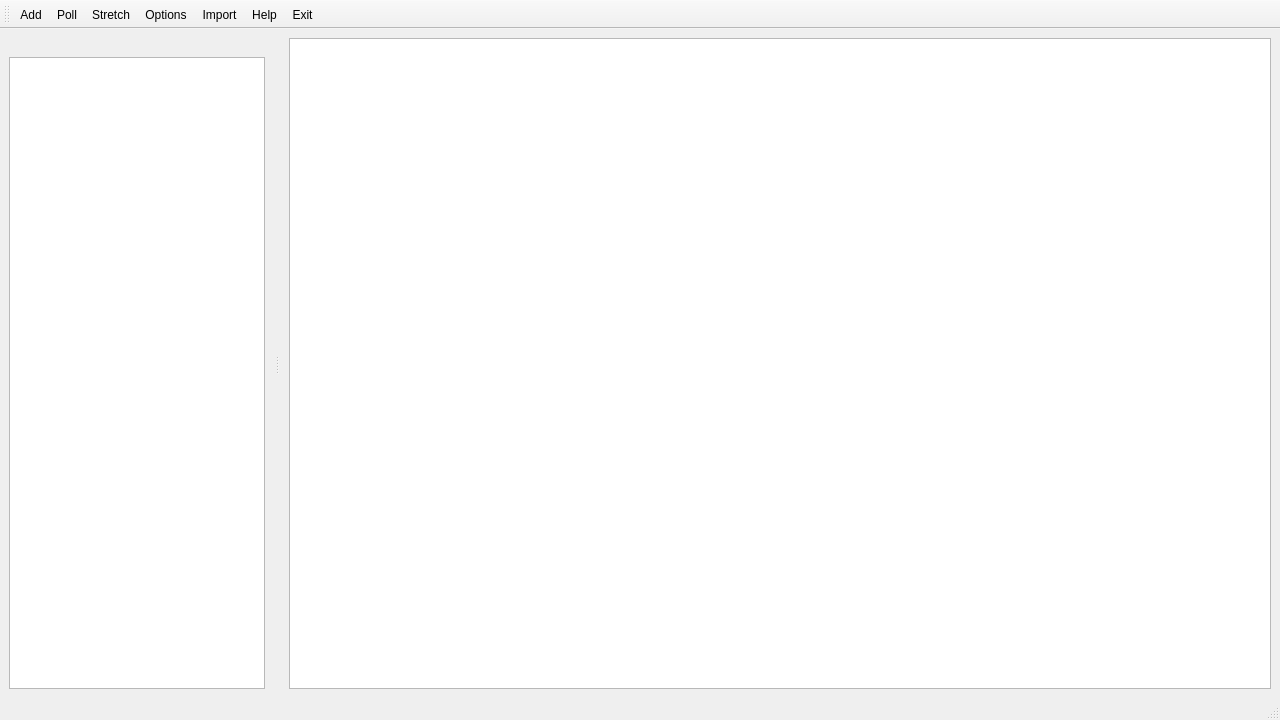
Old version of the form src/core/mainwindow.ui in the repository kik4444/simple-process-tracker.
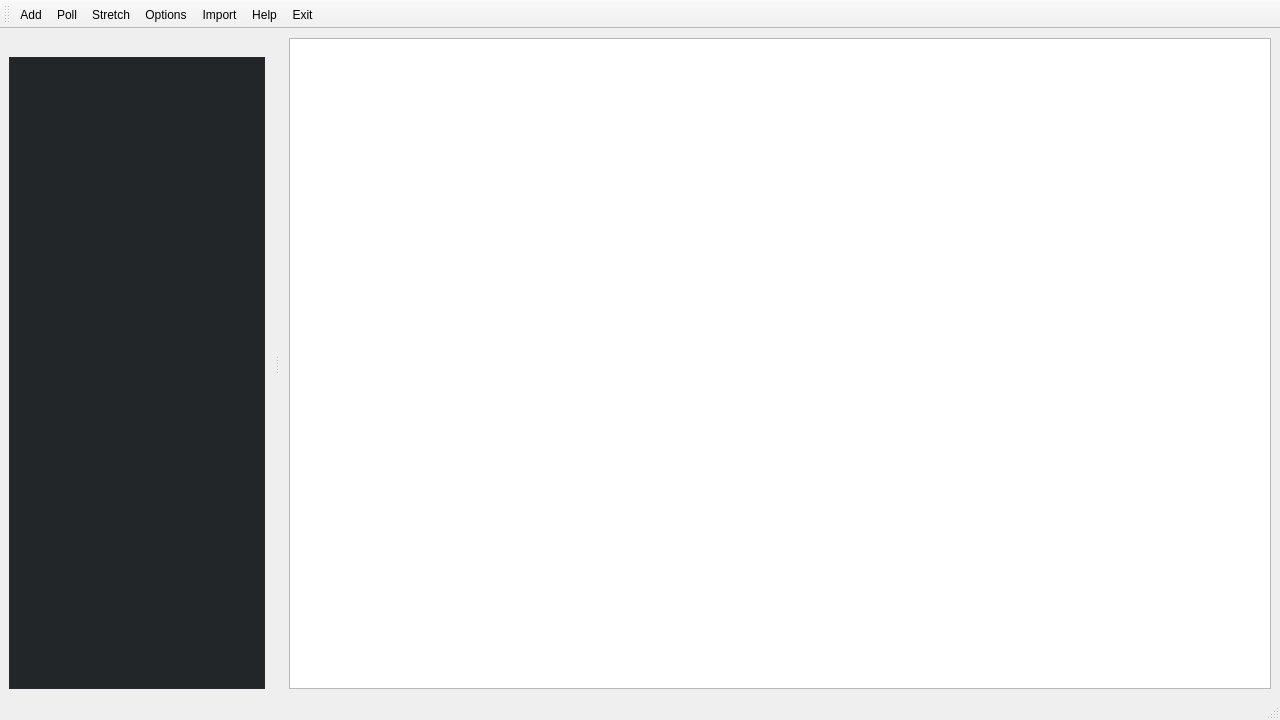
New version of the form. Icons and pictures are not drawn.

Commit message: Changed categories table background color

Patch:
```diff
--- a/src/core/mainwindow.ui
+++ b/src/core/mainwindow.ui
@@ -83,6 +83,583 @@
     <layout class="QVBoxLayout" name="verticalLayout">
      <item>
       <widget class="QTableView" name="categoriesTable">
+       <property name="palette">
+        <palette>
+         <active>
+          <colorrole role="WindowText">
+           <brush brushstyle="SolidPattern">
+            <color alpha="255">
+             <red>239</red>
+             <green>240</green>
+             <blue>241</blue>
+            </color>
+           </brush>
+          </colorrole>
+          <colorrole role="Button">
+           <brush brushstyle="SolidPattern">
+            <color alpha="255">
+             <red>49</red>
+             <green>54</green>
+             <blue>59</blue>
+            </color>
+           </brush>
+          </colorrole>
+          <colorrole role="Light">
+           <brush brushstyle="SolidPattern">
+            <color alpha="255">
+             <red>24</red>
+             <green>27</green>
+             <blue>29</blue>
+            </color>
+           </brush>
+          </colorrole>
+          <colorrole role="Midlight">
+           <brush brushstyle="SolidPattern">
+            <color alpha="255">
+             <red>37</red>
+             <green>41</green>
+             <blue>44</blue>
+            </color>
+           </brush>
+          </colorrole>
+          <colorrole role="Dark">
+           <brush brushstyle="SolidPattern">
+            <color alpha="255">
+             <red>98</red>
+             <green>108</green>
+             <blue>118</blue>
+            </color>
+           </brush>
+          </colorrole>
+          <colorrole role="Mid">
+           <brush brushstyle="SolidPattern">
+            <color alpha="255">
+             <red>65</red>
+             <green>72</green>
+             <blue>78</blue>
+            </color>
+           </brush>
+          </colorrole>
+          <colorrole role="Text">
+           <brush brushstyle="SolidPattern">
+            <color alpha="255">
+             <red>239</red>
+             <green>240</green>
+             <blue>241</blue>
+            </color>
+           </brush>
+          </colorrole>
+          <colorrole role="BrightText">
+           <brush brushstyle="SolidPattern">
+            <color alpha="255">
+             <red>255</red>
+             <green>255</green>
+             <blue>255</blue>
+            </color>
+           </brush>
+          </colorrole>
+          <colorrole role="ButtonText">
+           <brush brushstyle="SolidPattern">
+            <color alpha="255">
+             <red>239</red>
+             <green>240</green>
+             <blue>241</blue>
+            </color>
+           </brush>
+          </colorrole>
+          <colorrole role="Base">
+           <brush brushstyle="SolidPattern">
+            <color alpha="255">
+             <red>49</red>
+             <green>54</green>
+             <blue>59</blue>
+            </color>
+           </brush>
+          </colorrole>
+          <colorrole role="Window">
+           <brush brushstyle="SolidPattern">
+            <color alpha="255">
+             <red>49</red>
+             <green>54</green>
+             <blue>59</blue>
+            </color>
+           </brush>
+          </colorrole>
+          <colorrole role="Shadow">
+           <brush brushstyle="SolidPattern">
+            <color alpha="255">
+             <red>118</red>
+             <green>118</green>
+             <blue>118</blue>
+            </color>
+           </brush>
+          </colorrole>
+          <colorrole role="Highlight">
+           <brush brushstyle="SolidPattern">
+            <color alpha="255">
+             <red>61</red>
+             <green>174</green>
+             <blue>233</blue>
+            </color>
+           </brush>
+          </colorrole>
+          <colorrole role="HighlightedText">
+           <brush brushstyle="SolidPattern">
+            <color alpha="255">
+             <red>239</red>
+             <green>240</green>
+             <blue>241</blue>
+            </color>
+           </brush>
+          </colorrole>
+          <colorrole role="Link">
+           <brush brushstyle="SolidPattern">
+            <color alpha="255">
+             <red>41</red>
+             <green>128</green>
+             <blue>185</blue>
+            </color>
+           </brush>
+          </colorrole>
+          <colorrole role="LinkVisited">
+           <brush brushstyle="SolidPattern">
+            <color alpha="255">
+             <red>127</red>
+             <green>140</green>
+             <blue>141</blue>
+            </color>
+           </brush>
+          </colorrole>
+          <colorrole role="AlternateBase">
+           <brush brushstyle="SolidPattern">
+            <color alpha="255">
+             <red>49</red>
+             <green>54</green>
+             <blue>59</blue>
+            </color>
+           </brush>
+          </colorrole>
+          <colorrole role="NoRole">
+           <brush brushstyle="SolidPattern">
+            <color alpha="255">
+             <red>0</red>
+             <green>0</green>
+             <blue>0</blue>
+            </color>
+           </brush>
+          </colorrole>
+          <colorrole role="ToolTipBase">
+           <brush brushstyle="SolidPattern">
+            <color alpha="255">
+             <red>49</red>
+             <green>54</green>
+             <blue>59</blue>
+            </color>
+           </brush>
+          </colorrole>
+          <colorrole role="ToolTipText">
+           <brush brushstyle="SolidPattern">
+            <color alpha="255">
+             <red>239</red>
+             <green>240</green>
+             <blue>241</blue>
+            </color>
+           </brush>
+          </colorrole>
+          <colorrole role="PlaceholderText">
+           <brush brushstyle="SolidPattern">
+            <color alpha="128">
+             <red>0</red>
+             <green>0</green>
+             <blue>0</blue>
+            </color>
+           </brush>
+          </colorrole>
+         </active>
+         <inactive>
+          <colorrole role="WindowText">
+           <brush brushstyle="SolidPattern">
+            <color alpha="255">
+             <red>239</red>
+             <green>240</green>
+             <blue>241</blue>
+            </color>
+           </brush>
+          </colorrole>
+          <colorrole role="Button">
+           <brush brushstyle="SolidPattern">
+            <color alpha="255">
+             <red>49</red>
+             <green>54</green>
+             <blue>59</blue>
+            </color>
+           </brush>
+          </colorrole>
+          <colorrole role="Light">
+           <brush brushstyle="SolidPattern">
+            <color alpha="255">
+             <red>24</red>
+             <green>27</green>
+             <blue>29</blue>
+            </color>
+           </brush>
+          </colorrole>
+          <colorrole role="Midlight">
+           <brush brushstyle="SolidPattern">
+            <color alpha="255">
+             <red>37</red>
+             <green>41</green>
+             <blue>44</blue>
+            </color>
+           </brush>
+          </colorrole>
+          <colorrole role="Dark">
+           <brush brushstyle="SolidPattern">
+            <color alpha="255">
+             <red>98</red>
+             <green>108</green>
+             <blue>118</blue>
+            </color>
+           </brush>
+          </colorrole>
+          <colorrole role="Mid">
+           <brush brushstyle="SolidPattern">
+            <color alpha="255">
+             <red>65</red>
+             <green>72</green>
+             <blue>78</blue>
+            </color>
+           </brush>
+          </colorrole>
+          <colorrole role="Text">
+           <brush brushstyle="SolidPattern">
+            <color alpha="255">
+             <red>239</red>
+             <green>240</green>
+             <blue>241</blue>
+            </color>
+           </brush>
+          </colorrole>
+          <colorrole role="BrightText">
+           <brush brushstyle="SolidPattern">
+            <color alpha="255">
+             <red>255</red>
+             <green>255</green>
+             <blue>255</blue>
+            </color>
+           </brush>
+          </colorrole>
+          <colorrole role="ButtonText">
+           <brush brushstyle="SolidPattern">
+            <color alpha="255">
+             <red>239</red>
+             <green>240</green>
+             <blue>241</blue>
+            </color>
+           </brush>
+          </colorrole>
+          <colorrole role="Base">
+           <brush brushstyle="SolidPattern">
+            <color alpha="255">
+             <red>35</red>
+             <green>38</green>
+             <blue>41</blue>
+            </color>
+           </brush>
+          </colorrole>
+          <colorrole role="Window">
+           <brush brushstyle="SolidPattern">
+            <color alpha="255">
+             <red>49</red>
+             <green>54</green>
+             <blue>59</blue>
+            </color>
+           </brush>
+          </colorrole>
+          <colorrole role="Shadow">
+           <brush brushstyle="SolidPattern">
+            <color alpha="255">
+             <red>118</red>
+             <green>118</green>
+             <blue>118</blue>
+            </color>
+           </brush>
+          </colorrole>
+          <colorrole role="Highlight">
+           <brush brushstyle="SolidPattern">
+            <color alpha="255">
+             <red>61</red>
+             <green>174</green>
+             <blue>233</blue>
+            </color>
+           </brush>
+          </colorrole>
+          <colorrole role="HighlightedText">
+           <brush brushstyle="SolidPattern">
+            <color alpha="255">
+             <red>239</red>
+             <green>240</green>
+             <blue>241</blue>
+            </color>
+           </brush>
+          </colorrole>
+          <colorrole role="Link">
+           <brush brushstyle="SolidPattern">
+            <color alpha="255">
+             <red>41</red>
+             <green>128</green>
+             <blue>185</blue>
+            </color>
+           </brush>
+          </colorrole>
+          <colorrole role="LinkVisited">
+           <brush brushstyle="SolidPattern">
+            <color alpha="255">
+             <red>127</red>
+             <green>140</green>
+             <blue>141</blue>
+            </color>
+           </brush>
+          </colorrole>
+          <colorrole role="AlternateBase">
+           <brush brushstyle="SolidPattern">
+            <color alpha="255">
+             <red>49</red>
+             <green>54</green>
+             <blue>59</blue>
+            </color>
+           </brush>
+          </colorrole>
+          <colorrole role="NoRole">
+           <brush brushstyle="NoBrush">
+            <color alpha="255">
+             <red>0</red>
+             <green>0</green>
+             <blue>0</blue>
+            </color>
+           </brush>
+          </colorrole>
+          <colorrole role="ToolTipBase">
+           <brush brushstyle="SolidPattern">
+            <color alpha="255">
+             <red>49</red>
+             <green>54</green>
+             <blue>59</blue>
+            </color>
+           </brush>
+          </colorrole>
+          <colorrole role="ToolTipText">
+           <brush brushstyle="SolidPattern">
+            <color alpha="255">
+             <red>239</red>
+             <green>240</green>
+             <blue>241</blue>
+            </color>
+           </brush>
+          </colorrole>
+          <colorrole role="PlaceholderText">
+           <brush brushstyle="SolidPattern">
+            <color alpha="128">
+             <red>0</red>
+             <green>0</green>
+             <blue>0</blue>
+            </color>
+           </brush>
+          </colorrole>
+         </inactive>
+         <disabled>
+          <colorrole role="WindowText">
+           <brush brushstyle="SolidPattern">
+            <color alpha="255">
+             <red>98</red>
+             <green>108</green>
+             <blue>118</blue>
+            </color>
+           </brush>
+          </colorrole>
+          <colorrole role="Button">
+           <brush brushstyle="SolidPattern">
+            <color alpha="255">
+             <red>49</red>
+             <green>54</green>
+             <blue>59</blue>
+            </color>
+           </brush>
+          </colorrole>
+          <colorrole role="Light">
+           <brush brushstyle="SolidPattern">
+            <color alpha="255">
+             <red>24</red>
+             <green>27</green>
+             <blue>29</blue>
+            </color>
+           </brush>
+          </colorrole>
+          <colorrole role="Midlight">
+           <brush brushstyle="SolidPattern">
+            <color alpha="255">
+             <red>37</red>
+             <green>41</green>
+             <blue>44</blue>
+            </color>
+           </brush>
+          </colorrole>
+          <colorrole role="Dark">
+           <brush brushstyle="SolidPattern">
+            <color alpha="255">
+             <red>98</red>
+             <green>108</green>
+             <blue>118</blue>
+            </color>
+           </brush>
+          </colorrole>
+          <colorrole role="Mid">
+           <brush brushstyle="SolidPattern">
+            <color alpha="255">
+             <red>65</red>
+             <green>72</green>
+             <blue>78</blue>
+            </color>
+           </brush>
+          </colorrole>
+          <colorrole role="Text">
+           <brush brushstyle="SolidPattern">
+            <color alpha="255">
+             <red>98</red>
+             <green>108</green>
+             <blue>118</blue>
+            </color>
+           </brush>
+          </colorrole>
+          <colorrole role="BrightText">
+           <brush brushstyle="SolidPattern">
+            <color alpha="255">
+             <red>255</red>
+             <green>255</green>
+             <blue>255</blue>
+            </color>
+           </brush>
+          </colorrole>
+          <colorrole role="ButtonText">
+           <brush brushstyle="SolidPattern">
+            <color alpha="255">
+             <red>98</red>
+             <green>108</green>
+             <blue>118</blue>
+            </color>
+           </brush>
+          </colorrole>
+          <colorrole role="Base">
+           <brush brushstyle="SolidPattern">
+            <color alpha="255">
+             <red>49</red>
+             <green>54</green>
+             <blue>59</blue>
+            </color>
+           </brush>
+          </colorrole>
+          <colorrole role="Window">
+           <brush brushstyle="SolidPattern">
+            <color alpha="255">
+             <red>49</red>
+             <green>54</green>
+             <blue>59</blue>
+            </color>
+           </brush>
+          </colorrole>
+          <colorrole role="Shadow">
+           <brush brushstyle="SolidPattern">
+            <color alpha="255">
+             <red>177</red>
+             <green>177</green>
+             <blue>177</blue>
+            </color>
+           </brush>
+          </colorrole>
+          <colorrole role="Highlight">
+           <brush brushstyle="SolidPattern">
+            <color alpha="255">
+             <red>65</red>
+             <green>72</green>
+             <blue>78</blue>
+            </color>
+           </brush>
+          </colorrole>
+          <colorrole role="HighlightedText">
+           <brush brushstyle="SolidPattern">
+            <color alpha="255">
+             <red>37</red>
+             <green>41</green>
+             <blue>44</blue>
+            </color>
+           </brush>
+          </colorrole>
+          <colorrole role="Link">
+           <brush brushstyle="SolidPattern">
+            <color alpha="255">
+             <red>41</red>
+             <green>128</green>
+             <blue>185</blue>
+            </color>
+           </brush>
+          </colorrole>
+          <colorrole role="LinkVisited">
+           <brush brushstyle="SolidPattern">
+            <color alpha="255">
+             <red>127</red>
+             <green>140</green>
+             <blue>141</blue>
+            </color>
+           </brush>
+          </colorrole>
+          <colorrole role="AlternateBase">
+           <brush brushstyle="SolidPattern">
+            <color alpha="255">
+             <red>49</red>
+             <green>54</green>
+             <blue>59</blue>
+            </color>
+           </brush>
+          </colorrole>
+          <colorrole role="NoRole">
+           <brush brushstyle="NoBrush">
+            <color alpha="255">
+             <red>0</red>
+             <green>0</green>
+             <blue>0</blue>
+            </color>
+           </brush>
+          </colorrole>
+          <colorrole role="ToolTipBase">
+           <brush brushstyle="SolidPattern">
+            <color alpha="255">
+             <red>49</red>
+             <green>54</green>
+             <blue>59</blue>
+            </color>
+           </brush>
+          </colorrole>
+          <colorrole role="ToolTipText">
+           <brush brushstyle="SolidPattern">
+            <color alpha="255">
+             <red>239</red>
+             <green>240</green>
+             <blue>241</blue>
+            </color>
+           </brush>
+          </colorrole>
+          <colorrole role="PlaceholderText">
+           <brush brushstyle="SolidPattern">
+            <color alpha="128">
+             <red>0</red>
+             <green>0</green>
+             <blue>0</blue>
+            </color>
+           </brush>
+          </colorrole>
+         </disabled>
+        </palette>
+       </property>
        <property name="editTriggers">
         <set>QAbstractItemView::NoEditTriggers</set>
        </property>
```
